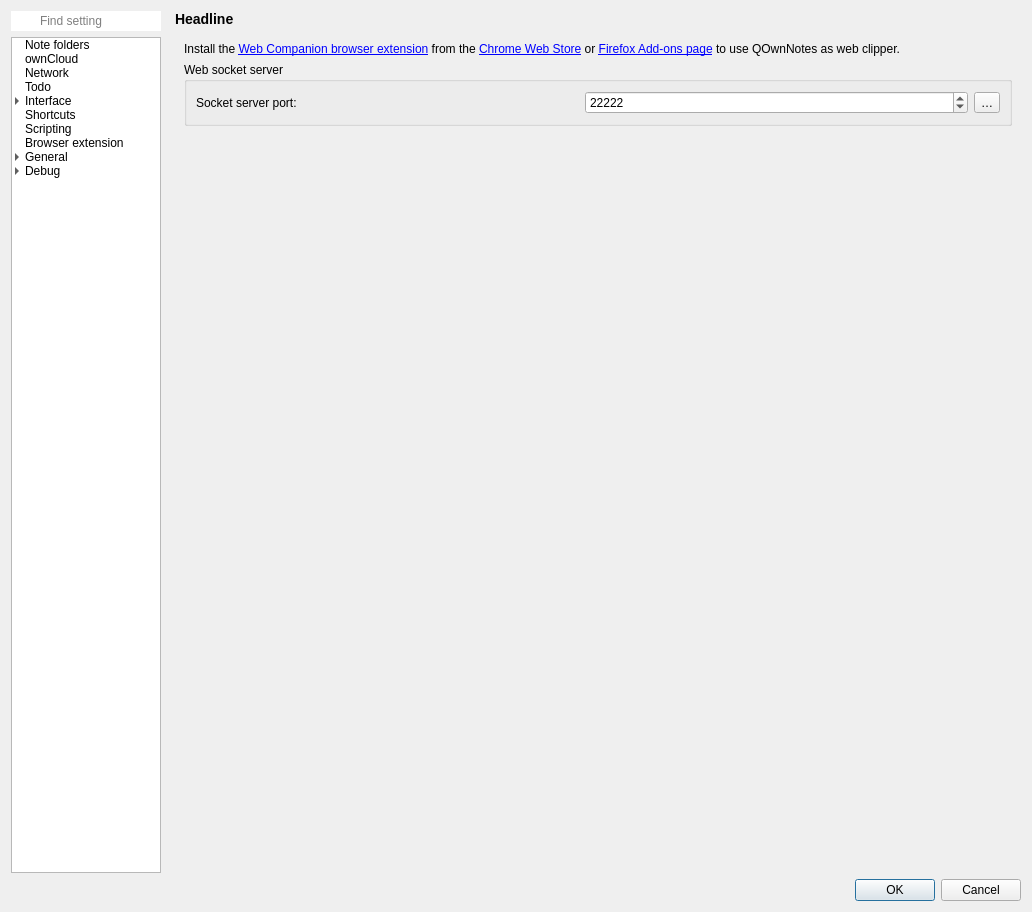
The window that src/dialogs/settingsdialog.ui (pbek/QOwnNotes) describes before a commit, drawn with Qt 5.
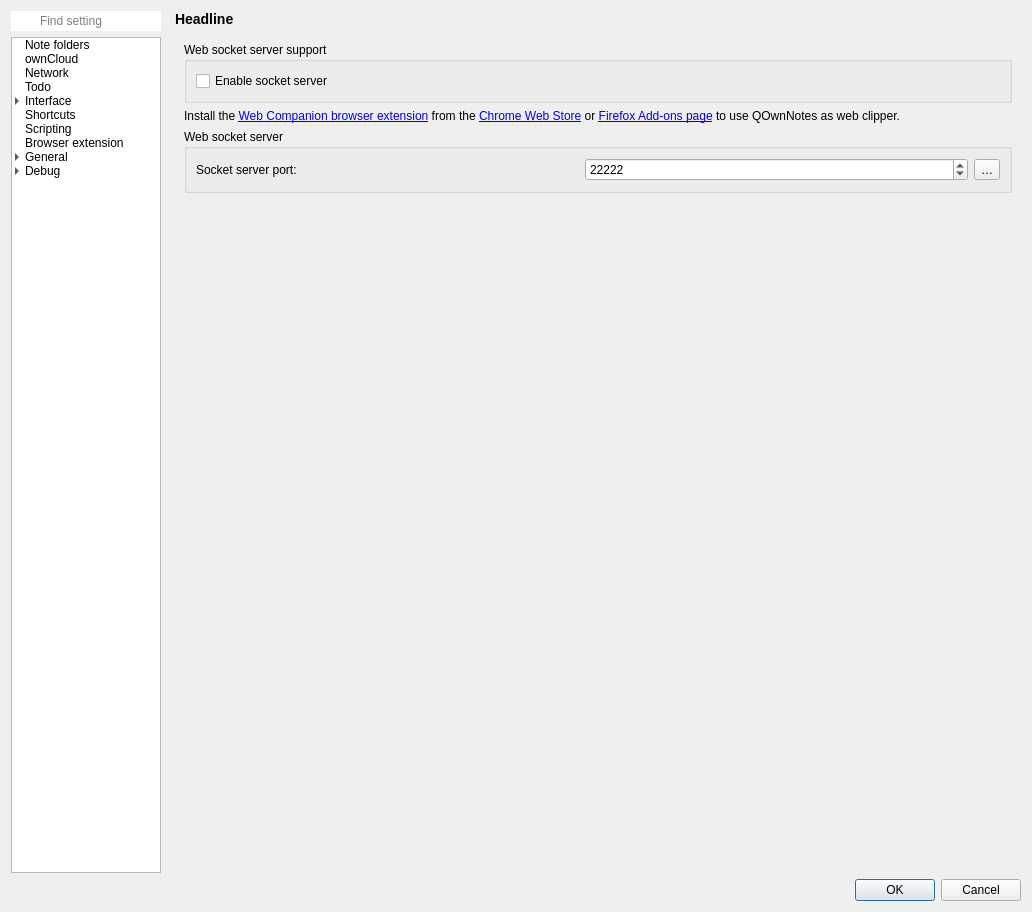
The same window after the commit. The open tabs and pages were chosen to show the change. Icons and pictures are not drawn. Custom widgets are drawn as their Qt base class.

Commit message: #1105, you can now disable the socket server

Diff of the .ui file:
```diff
--- a/src/dialogs/settingsdialog.ui
+++ b/src/dialogs/settingsdialog.ui
@@ -5161,7 +5161,36 @@
            <widget class="QWidget" name="webCompanionPage">
             <layout class="QGridLayout" name="gridLayout_70">
              <item row="1" column="0">
-              <widget class="QGroupBox" name="groupBox_32">
+              <widget class="QLabel" name="webCompannionLabel">
+               <property name="text">
+                <string>Install the &lt;a href=&quot;%1&quot;&gt;Web Companion browser extension&lt;/a&gt; from the &lt;a href=&quot;%2&quot;&gt;Chrome Web Store&lt;/a&gt; or &lt;a href=&quot;%3&quot;&gt;Firefox Add-ons page&lt;/a&gt; to use QOwnNotes as web clipper.</string>
+               </property>
+               <property name="wordWrap">
+                <bool>true</bool>
+               </property>
+               <property name="openExternalLinks">
+                <bool>true</bool>
+               </property>
+               <property name="textInteractionFlags">
+                <set>Qt::LinksAccessibleByMouse|Qt::TextSelectableByMouse</set>
+               </property>
+              </widget>
+             </item>
+             <item row="3" column="0">
+              <spacer name="verticalSpacer_17">
+               <property name="orientation">
+                <enum>Qt::Vertical</enum>
+               </property>
+               <property name="sizeHint" stdset="0">
+                <size>
+                 <width>20</width>
+                 <height>959</height>
+                </size>
+               </property>
+              </spacer>
+             </item>
+             <item row="2" column="0">
+              <widget class="QGroupBox" name="webSocketGroupBox">
                <property name="title">
                 <string>Web socket server</string>
                </property>
@@ -5203,33 +5232,20 @@
                </layout>
               </widget>
              </item>
-             <item row="2" column="0">
-              <spacer name="verticalSpacer_17">
-               <property name="orientation">
-                <enum>Qt::Vertical</enum>
-               </property>
-               <property name="sizeHint" stdset="0">
-                <size>
-                 <width>20</width>
-                 <height>959</height>
-                </size>
-               </property>
-              </spacer>
-             </item>
              <item row="0" column="0">
-              <widget class="QLabel" name="webCompannionLabel">
-               <property name="text">
-                <string>Install the &lt;a href=&quot;%1&quot;&gt;Web Companion browser extension&lt;/a&gt; from the &lt;a href=&quot;%2&quot;&gt;Chrome Web Store&lt;/a&gt; or &lt;a href=&quot;%3&quot;&gt;Firefox Add-ons page&lt;/a&gt; to use QOwnNotes as web clipper.</string>
+              <widget class="QGroupBox" name="groupBox_33">
+               <property name="title">
+                <string>Web socket server support</string>
                </property>
-               <property name="wordWrap">
-                <bool>true</bool>
-               </property>
-               <property name="openExternalLinks">
-                <bool>true</bool>
-               </property>
-               <property name="textInteractionFlags">
-                <set>Qt::LinksAccessibleByMouse|Qt::TextSelectableByMouse</set>
-               </property>
+               <layout class="QVBoxLayout" name="verticalLayout_26">
+                <item>
+                 <widget class="QCheckBox" name="enableSocketServerCheckBox">
+                  <property name="text">
+                   <string>Enable socket server</string>
+                  </property>
+                 </widget>
+                </item>
+               </layout>
               </widget>
              </item>
             </layout>
```
Left out of the diff: 2 changed lines with no effect on the pictures. The commit also changes 37 other files.
